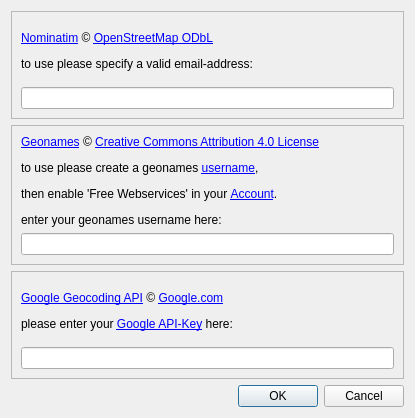
Old version of the form src/qmapshack/gis/search/IGeoSearchConfigDialog.ui in the repository Maproom/qmapshack.
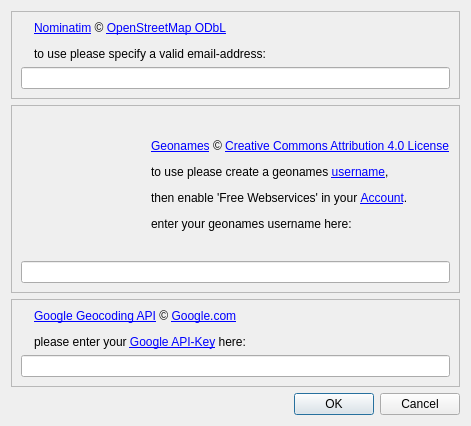
New version of the form. Icons and pictures are not drawn.

Commit message: new Icons for Nominatim and Geonames search

Patch:
```diff
--- a/src/qmapshack/gis/search/IGeoSearchConfigDialog.ui
+++ b/src/qmapshack/gis/search/IGeoSearchConfigDialog.ui
@@ -6,8 +6,8 @@
    <rect>
     <x>0</x>
     <y>0</y>
-    <width>415</width>
-    <height>418</height>
+    <width>471</width>
+    <height>426</height>
    </rect>
   </property>
   <property name="windowTitle">
@@ -24,6 +24,21 @@
      </property>
      <layout class="QVBoxLayout" name="verticalLayout_2">
       <item>
+       <layout class="QHBoxLayout" name="horizontalLayout">
+        <item>
+         <widget class="QLabel" name="labelNominatimIcon">
+          <property name="sizePolicy">
+           <sizepolicy hsizetype="Minimum" vsizetype="Minimum">
+            <horstretch>0</horstretch>
+            <verstretch>0</verstretch>
+           </sizepolicy>
+          </property>
+          <property name="pixmap">
+           <pixmap resource="../../resources.qrc">:/icons/48x48/SearchNominatim.png</pixmap>
+          </property>
+         </widget>
+        </item>
+        <item>
        <widget class="QLabel" name="labelNominatimEmail">
         <property name="text">
          <string>&lt;p&gt;&lt;a href=&quot;https://nominatim.openstreetmap.org/&quot; target=&quot;_blank&quot;&gt;Nominatim&lt;/a&gt; © &lt;a href=&quot;https://openstreetmap.org/copyright&quot; target=&quot;_blank&quot;&gt;OpenStreetMap ODbL&lt;/a&gt;&lt;/p&gt;&lt;p&gt;to use please specify a valid email-address:&lt;/p&gt;
@@ -35,6 +50,21 @@
        </widget>
       </item>
       <item>
+         <spacer name="horizontalSpacer">
+          <property name="orientation">
+           <enum>Qt::Horizontal</enum>
+          </property>
+          <property name="sizeHint" stdset="0">
+           <size>
+            <width>40</width>
+            <height>20</height>
+           </size>
+          </property>
+         </spacer>
+        </item>
+       </layout>
+      </item>
+      <item>
        <widget class="QLineEdit" name="lineNominatimEmail">
         <property name="toolTip">
          <string>please specify a valid email-address</string>
@@ -54,6 +84,41 @@
      </property>
      <layout class="QVBoxLayout" name="verticalLayout_3">
       <item>
+       <layout class="QHBoxLayout" name="horizontalLayout_2">
+        <item>
+         <layout class="QVBoxLayout" name="verticalLayout_5">
+          <item>
+           <widget class="QLabel" name="labelGeonamesIcon">
+            <property name="sizePolicy">
+             <sizepolicy hsizetype="Minimum" vsizetype="Minimum">
+              <horstretch>0</horstretch>
+              <verstretch>0</verstretch>
+             </sizepolicy>
+            </property>
+            <property name="text">
+             <string/>
+            </property>
+            <property name="pixmap">
+             <pixmap resource="../../resources.qrc">:/icons/48x48/SearchGeonames.png</pixmap>
+            </property>
+           </widget>
+          </item>
+          <item>
+           <spacer name="verticalSpacer">
+            <property name="orientation">
+             <enum>Qt::Vertical</enum>
+            </property>
+            <property name="sizeHint" stdset="0">
+             <size>
+              <width>20</width>
+              <height>40</height>
+             </size>
+            </property>
+           </spacer>
+          </item>
+         </layout>
+        </item>
+        <item>
        <widget class="QLabel" name="labelGeonamesLogin">
         <property name="text">
          <string>&lt;p&gt;&lt;a href=&quot;http://www.geonames.org/&quot; target=&quot;_blank&quot;&gt;Geonames&lt;/a&gt; © &lt;a href=&quot;http://creativecommons.org/licenses/by/4.0/&quot; target=&quot;_blank&quot;&gt;Creative Commons Attribution 4.0 License&lt;/a&gt;&lt;/p&gt;&lt;p&gt;to use please create a geonames &lt;a href=&quot;http://www.geonames.org/login&quot; target=&quot;_blank&quot;&gt;username&lt;/a&gt;,&lt;/p&gt;&lt;p&gt;then enable 'Free Webservices' in your &lt;a href=&quot;http://www.geonames.org/manageaccount&quot; target=&quot;_blank&quot;&gt;Account&lt;/a&gt;.&lt;/p&gt;&lt;p&gt;enter your geonames username here:&lt;/p&gt;
@@ -64,6 +129,8 @@
         </property>
        </widget>
       </item>
+       </layout>
+      </item>
       <item>
        <widget class="QLineEdit" name="lineGeonamesLogin">
         <property name="toolTip">
@@ -84,6 +151,24 @@
      </property>
      <layout class="QVBoxLayout" name="verticalLayout_4">
       <item>
+       <layout class="QHBoxLayout" name="horizontalLayout_3">
+        <item>
+         <widget class="QLabel" name="label">
+          <property name="sizePolicy">
+           <sizepolicy hsizetype="Minimum" vsizetype="Minimum">
+            <horstretch>0</horstretch>
+            <verstretch>0</verstretch>
+           </sizepolicy>
+          </property>
+          <property name="text">
+           <string/>
+          </property>
+          <property name="pixmap">
+           <pixmap resource="../../resources.qrc">:/icons/48x48/SearchGoogle.png</pixmap>
+          </property>
+         </widget>
+        </item>
+        <item>
        <widget class="QLabel" name="labelGoogleKey">
         <property name="text">
          <string>&lt;p&gt;&lt;a href=&quot;https://developers.google.com/maps/documentation/geocoding/start&quot; target=&quot;_blank&quot;&gt;Google Geocoding API&lt;/a&gt; © &lt;a href=&quot;https://developers.google.com/terms&quot; target=&quot;_blank&quot;&gt;Google.com&lt;/a&gt;&lt;/p&gt;&lt;p&gt;please enter your &lt;a href=&quot;https://developers.google.com/maps/documentation/geocoding/get-api-key&quot; target=&quot;_blank&quot;&gt;Google API-Key&lt;/a&gt; here:&lt;/p&gt;
@@ -95,6 +180,21 @@
        </widget>
       </item>
       <item>
+         <spacer name="horizontalSpacer_2">
+          <property name="orientation">
+           <enum>Qt::Horizontal</enum>
+          </property>
+          <property name="sizeHint" stdset="0">
+           <size>
+            <width>40</width>
+            <height>20</height>
+           </size>
+          </property>
+         </spacer>
+        </item>
+       </layout>
+      </item>
+      <item>
        <widget class="QLineEdit" name="lineGoogleKey">
         <property name="toolTip">
          <string>enter Google API-key here</string>
```
Left out of the diff: 4 changed lines with no effect on the pictures. Lines whose indentation alone changed are shown as unchanged. The commit also changes 13 other files.
